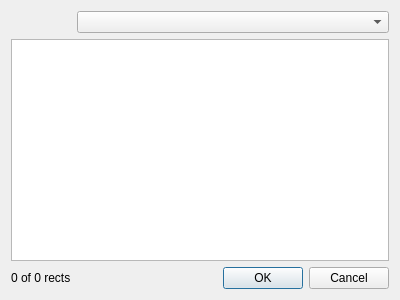
Qt form src/mapcleareditwindow.ui (devinacker/kale) before a commit.
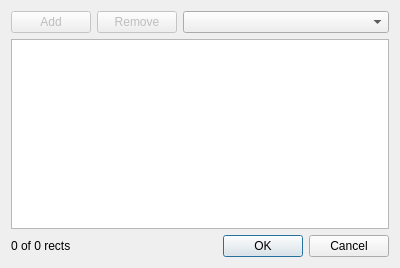
The same form after that commit. Icons and pictures are not drawn.

```diff
--- a/src/mapcleareditwindow.ui
+++ b/src/mapcleareditwindow.ui
@@ -7,9 +7,15 @@
     <x>0</x>
     <y>0</y>
     <width>400</width>
-    <height>300</height>
+    <height>268</height>
    </rect>
   </property>
+  <property name="minimumSize">
+   <size>
+    <width>400</width>
+    <height>0</height>
+   </size>
+  </property>
   <property name="windowTitle">
    <string>Edit Map Clear Data</string>
   </property>
@@ -18,14 +24,20 @@
     <normaloff>:/images/icons/kale-mapclear.png</normaloff>:/images/icons/kale-mapclear.png</iconset>
   </property>
   <layout class="QGridLayout" name="gridLayout">
-   <item row="2" column="0">
-    <widget class="QLabel" name="label_Rects">
-     <property name="text">
-      <string>0 of 0 rects</string>
+   <item row="2" column="3">
+    <widget class="QDialogButtonBox" name="buttonBox">
+     <property name="orientation">
+      <enum>Qt::Horizontal</enum>
+     </property>
+     <property name="standardButtons">
+      <set>QDialogButtonBox::Cancel|QDialogButtonBox::Ok</set>
      </property>
     </widget>
    </item>
-   <item row="1" column="0" colspan="3">
+   <item row="0" column="2" colspan="2">
+    <widget class="QComboBox" name="comboBox"/>
+   </item>
+   <item row="1" column="0" colspan="4">
     <widget class="QTableView" name="tableView">
      <property name="sizePolicy">
       <sizepolicy hsizetype="MinimumExpanding" vsizetype="Expanding">
@@ -41,31 +53,32 @@
      </property>
     </widget>
    </item>
-   <item row="2" column="2">
-    <widget class="QDialogButtonBox" name="buttonBox">
-     <property name="orientation">
-      <enum>Qt::Horizontal</enum>
+   <item row="0" column="1">
+    <widget class="QPushButton" name="button_Del">
+     <property name="enabled">
+      <bool>false</bool>
      </property>
-     <property name="standardButtons">
-      <set>QDialogButtonBox::Cancel|QDialogButtonBox::Ok</set>
+     <property name="text">
+      <string>Remove</string>
      </property>
     </widget>
    </item>
-   <item row="2" column="1">
-    <spacer name="horizontalSpacer">
-     <property name="orientation">
-      <enum>Qt::Horizontal</enum>
+   <item row="0" column="0">
+    <widget class="QPushButton" name="button_Add">
+     <property name="enabled">
+      <bool>false</bool>
      </property>
-     <property name="sizeHint" stdset="0">
-      <size>
-       <width>40</width>
-       <height>20</height>
-      </size>
+     <property name="text">
+      <string>Add</string>
      </property>
-    </spacer>
+    </widget>
    </item>
-   <item row="0" column="1" colspan="2">
-    <widget class="QComboBox" name="comboBox"/>
+   <item row="2" column="0" colspan="2">
+    <widget class="QLabel" name="label_Rects">
+     <property name="text">
+      <string>0 of 0 rects</string>
+     </property>
+    </widget>
    </item>
   </layout>
  </widget>
```
